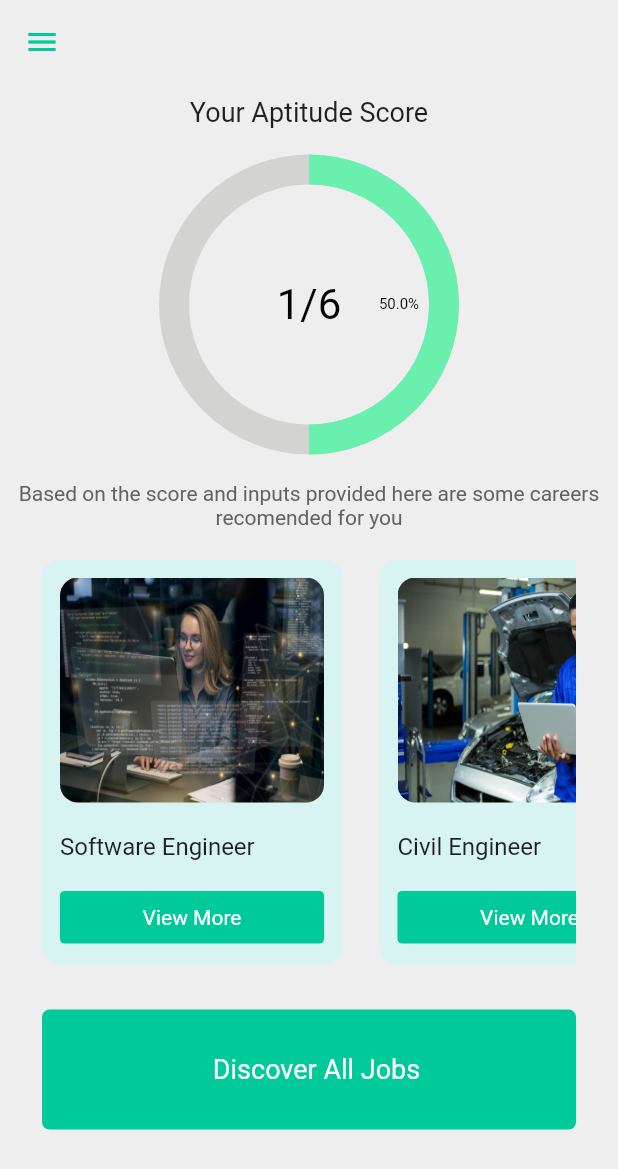
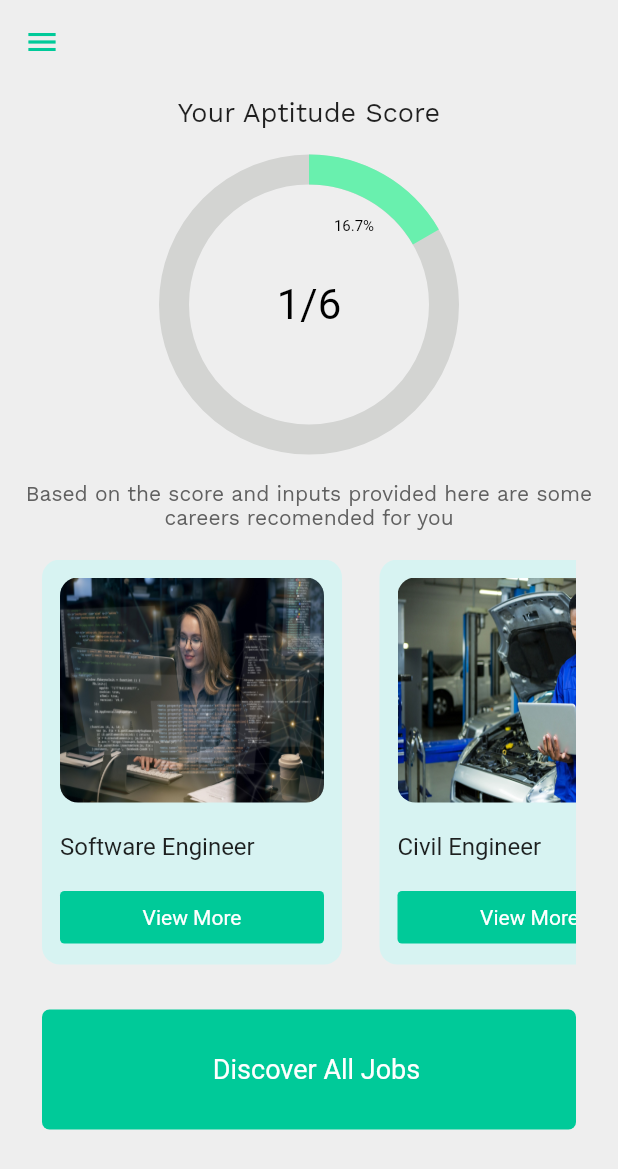
Before and after one commit to eDemy-SIH/eDemy-App, a Flutter app: the HomePage screen opened by its route, on a phone screen of 412 x 824 dp. Shown: the top 1169 px of the screen. Run offline on Flutter 3.47's test engine with Material 2 defaults, Android fonts, the phone set to English and light mode, and no system bars; drawn by our look-alikes of pie_chart; our stand-ins replace google_fonts, hive, hive_flutter, smooth_page_indicator, velocity_x; accounts and stored records are empty.

Commit message:
fonts added

```diff
--- a/lib/pages/aptitude.dart
+++ b/lib/pages/aptitude.dart
@@ -1,6 +1,7 @@
 import 'dart:math';
 
 import 'package:flutter/material.dart';
+import 'package:google_fonts/google_fonts.dart';
 import 'package:hive/hive.dart';
 import 'package:sih_app/db/db.dart';
 import 'package:sih_app/pages/home.dart';
@@ -85,7 +86,8 @@ class _AptitudeTestState extends State<AptitudeTest> {
                   padding: EdgeInsets.only(top: 40,left: 20,right: 20),
                   child: Text(
                     question.question,
-                    style: TextStyle(fontSize: 20),
+                    style:  GoogleFonts.workSans(
+                      textStyle:TextStyle(fontSize: 20)),
                   ),
                 ),
                 SizedBox(height: 30,),
--- a/lib/pages/home.dart
+++ b/lib/pages/home.dart
@@ -5,6 +5,7 @@ import 'package:sih_app/widgets/career_cards.dart';
 import 'package:flutter/material.dart';
 import 'package:pie_chart/pie_chart.dart';
 import 'package:velocity_x/velocity_x.dart';
+import 'package:google_fonts/google_fonts.dart';
 
 class HomePage extends StatefulWidget {
 
@@ -36,9 +37,6 @@ class _HomePageState extends State<HomePage> {
     super.initState();
   }
 
-  final dataMap = <String, double>{
-    "Progress": 3,
-  };
 
   final colorList = <Color>[
     Colors.greenAccent,
@@ -46,6 +44,11 @@ class _HomePageState extends State<HomePage> {
 
   @override
   Widget build(BuildContext context) {
+
+      final dataMap = <String, double>{
+        "Progress": score.toDouble(),
+      };
+
     return Scaffold(
       backgroundColor: context.canvasColor,
       appBar: AppBar(
@@ -67,7 +70,12 @@ class _HomePageState extends State<HomePage> {
                 Center(
                   child: Text(
                     "Your Aptitude Score",
-                    style: TextStyle(fontSize: 18),
+                    style: GoogleFonts.workSans(
+                      textStyle:TextStyle(
+                      fontSize: 18
+                      ),
+                    )
+
                   )
                 ),
 
@@ -108,7 +116,9 @@ class _HomePageState extends State<HomePage> {
               Center(
                 child: Text(
                   "Based on the score and inputs provided here are some careers recomended for you",
-                  style: TextStyle(fontSize: 14,color: Colors.grey[700]),
+                  style: GoogleFonts.workSans(
+                      textStyle:
+                  TextStyle(fontSize: 14,color: Colors.grey[700])),
                   textAlign: TextAlign.center,
                 ),
               ),
--- a/lib/utils/themes.dart
+++ b/lib/utils/themes.dart
@@ -1,5 +1,8 @@
 // ignore_for_file: prefer_const_constructors
 import 'package:flutter/material.dart';
+
+
+import 'package:google_fonts/google_fonts.dart';
 
 class ThemeProvider extends ChangeNotifier {
   ThemeMode themeMode = ThemeMode.system;
@@ -22,7 +25,8 @@ class MyThemes {
         color: const Color.fromARGB(255, 205, 78, 228),
         elevation: 0.0,
         iconTheme: IconThemeData(color: Colors.deepPurple),
-      )
+      ),
+
     );
 
   static final darkTheme = ThemeData(
--- a/pubspec.yaml
+++ b/pubspec.yaml
@@ -38,6 +38,7 @@ dependencies:
   hive: ^2.2.3
   hive_flutter: ^1.1.0
   smooth_page_indicator: ^1.1.0
+  google_fonts: ^6.0.0
 
 dev_dependencies:
   flutter_test:
```
Also changed, not shown: assets/google_fonts/WorkSans-Italic-VariableFont_wght.ttf (added), assets/google_fonts/WorkSans-VariableFont_wght.ttf (added), pubspec.lock.
